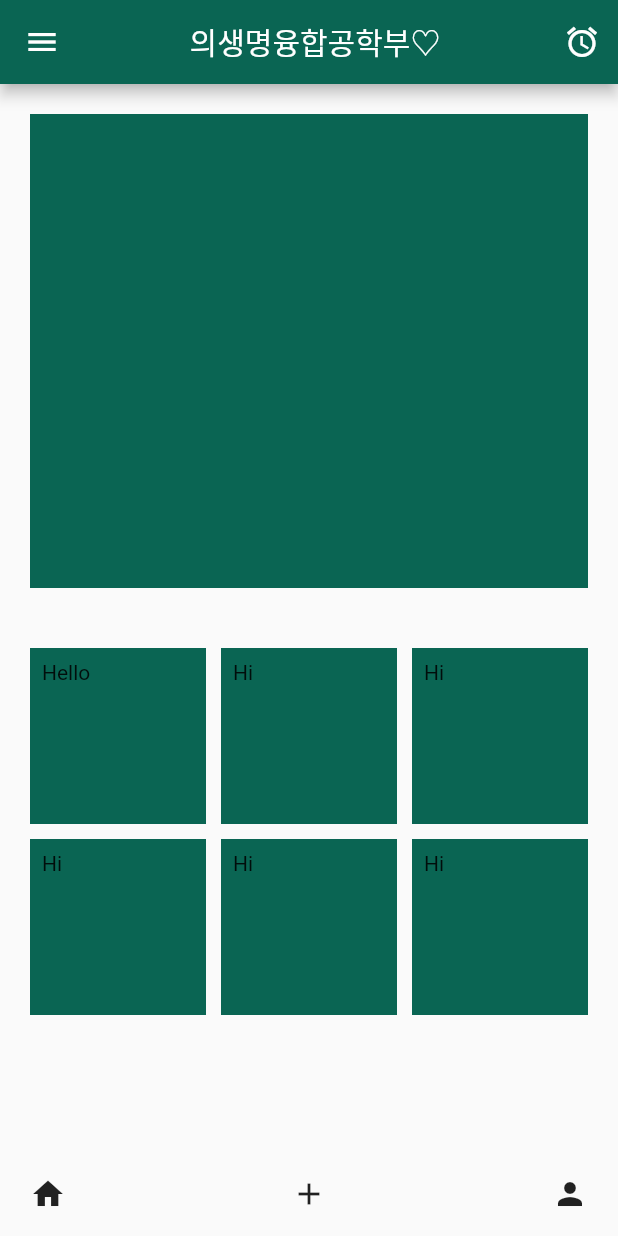
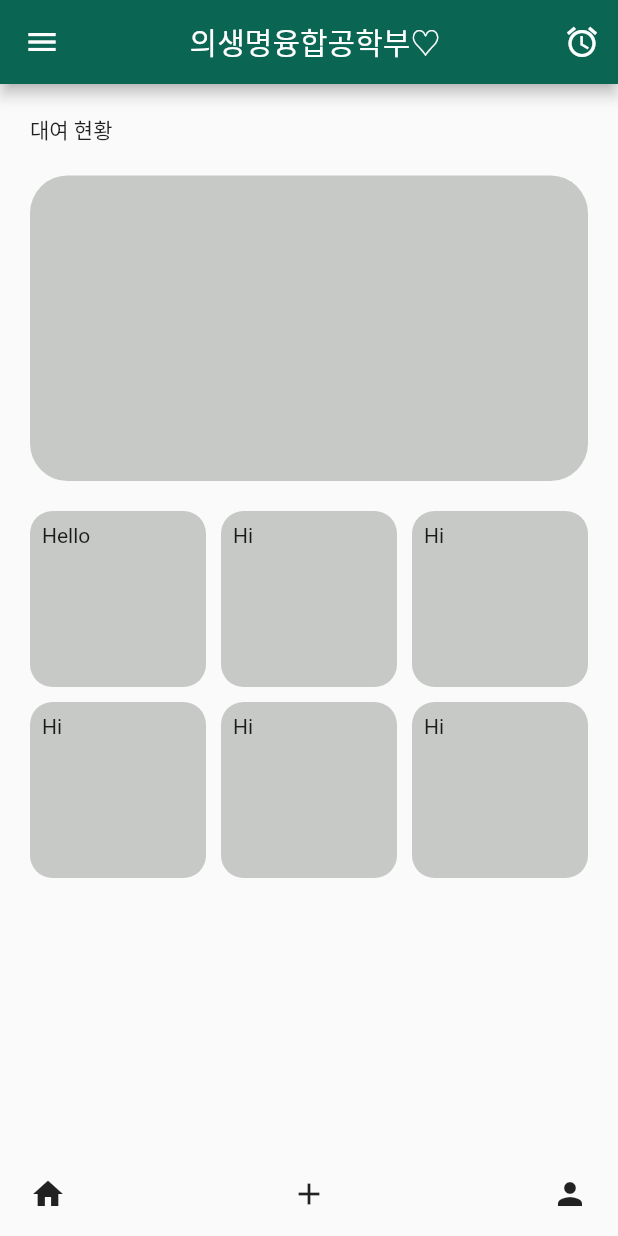
Before and after one commit to Minsuyeon-0329/bce_book_loan, a Flutter app: the screen it shows after launch, on a phone screen of 412 x 824 dp. Run offline on Flutter 3.47's test engine with Material 2 defaults, Android fonts, the phone set to English and light mode, and no system bars; our stand-ins replace get, matcher.

Commit message:
homepage_grid

```diff
--- a/lib/alarm/alarm.dart
+++ b/lib/alarm/alarm.dart
@@ -1,10 +1,11 @@
 import 'package:flutter/cupertino.dart';
+import 'package:flutter/material.dart';
 import 'package:matcher/matcher.dart';
 
 class AlarmPage extends StatelessWidget {
   @override
   Widget build(BuildContext context) {
-    return Container();
+    return Scaffold();
 
   }
 }
--- a/lib/home/home.dart
+++ b/lib/home/home.dart
@@ -68,17 +68,26 @@ class HomePage extends StatelessWidget {
 
   Widget getBody() {
     return Column(
+      crossAxisAlignment: CrossAxisAlignment.start,
       children: [
+        Padding(
+          padding: const EdgeInsets.fromLTRB(20, 20, 20, 0),
+          child: Text('대여 현황'),
+        ),
         Expanded(
+          flex: 1,
           child: Padding(
-            padding: const EdgeInsets.all(20.0),
+            padding: const EdgeInsets.fromLTRB(20, 20, 20, 0),
             child: Container(
-                color: Color.fromRGBO(10, 101, 83, 1)
-
+              decoration: BoxDecoration(
+                borderRadius: BorderRadius.circular(25),
+                color: Color.fromRGBO(199,201,199, 1),
+              ),
             ),
           ),
         ),
         Expanded(
+          flex: 2,
           child: GridView.count(
             primary: false,
             padding: EdgeInsets.all(20),
@@ -89,36 +98,55 @@ class HomePage extends StatelessWidget {
               Container(
                 padding: const EdgeInsets.all(8),
                 child: const Text("Hello"),
-                color: Color.fromRGBO(10, 101, 83, 1),
+                decoration: BoxDecoration(
+                  borderRadius: BorderRadius.circular(15),
+                  color: Color.fromRGBO(199,201,199, 1)
+                ),
               ),
               Container(
                 padding: const EdgeInsets.all(8),
                 child: const Text('Hi'),
-                color: Color.fromRGBO(10, 101, 83, 1),
+                decoration: BoxDecoration(
+                borderRadius: BorderRadius.circular(15),
+                color: Color.fromRGBO(199,201,199, 1)
+                ),
               ),
               Container(
                 padding: const EdgeInsets.all(8),
                 child: const Text('Hi'),
-                color: Color.fromRGBO(10, 101, 83, 1),
+                decoration: BoxDecoration(
+                    borderRadius: BorderRadius.circular(15),
+                    color: Color.fromRGBO(199,201,199, 1)
+                ),
               ),
               Container(
                 padding: const EdgeInsets.all(8),
                 child: const Text('Hi'),
-                color: Color.fromRGBO(10, 101, 83, 1),
+                decoration: BoxDecoration(
+                    borderRadius: BorderRadius.circular(15),
+                    color: Color.fromRGBO(199,201,199, 1)
+                ),
               ),
               Container(
                 padding: const EdgeInsets.all(8),
                 child: const Text('Hi'),
-                color: Color.fromRGBO(10, 101, 83, 1),
+                decoration: BoxDecoration(
+                    borderRadius: BorderRadius.circular(15),
+                    color: Color.fromRGBO(199,201,199, 1)
+                ),
               ),
               Container(
                 padding: const EdgeInsets.all(8),
                 child: const Text('Hi'),
-                color: Color.fromRGBO(10, 101, 83, 1),
+                decoration: BoxDecoration(
+                    borderRadius: BorderRadius.circular(15),
+                    color: Color.fromRGBO(199,201,199, 1)
+                ),
               ),
             ],
           ),
         ),
+
       ],
     );
   }
--- a/lib/main.dart
+++ b/lib/main.dart
@@ -1,5 +1,6 @@
 import 'package:bce_app/home/home.dart';
 import 'package:flutter/material.dart';
+import 'package:get/get.dart';
 
 void main() {
   runApp(const MyApp());
@@ -11,7 +12,7 @@ class MyApp extends StatelessWidget {
   // This widget is the root of your application.
   @override
   Widget build(BuildContext context) {
-    return MaterialApp(
+    return GetMaterialApp(
       home:HomePage(),
     );
   }
--- a/pubspec.yaml
+++ b/pubspec.yaml
@@ -27,10 +27,10 @@ environment:
 # the latest version available on pub.dev. To see which dependencies have newer
 # versions available, run `flutter pub outdated`.
 dependencies:
-  get: ^4.6.3
   flutter:
     sdk: flutter
 
+  get: ^4.6.3
 
   # The following adds the Cupertino Icons font to your application.
   # Use with the CupertinoIcons class for iOS style icons.
```
